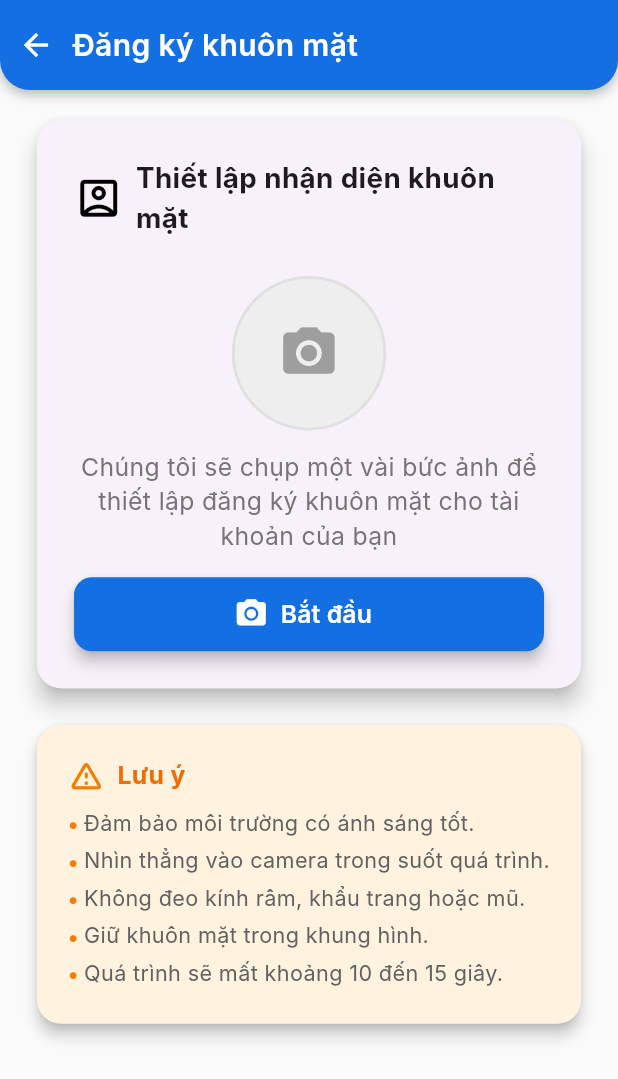
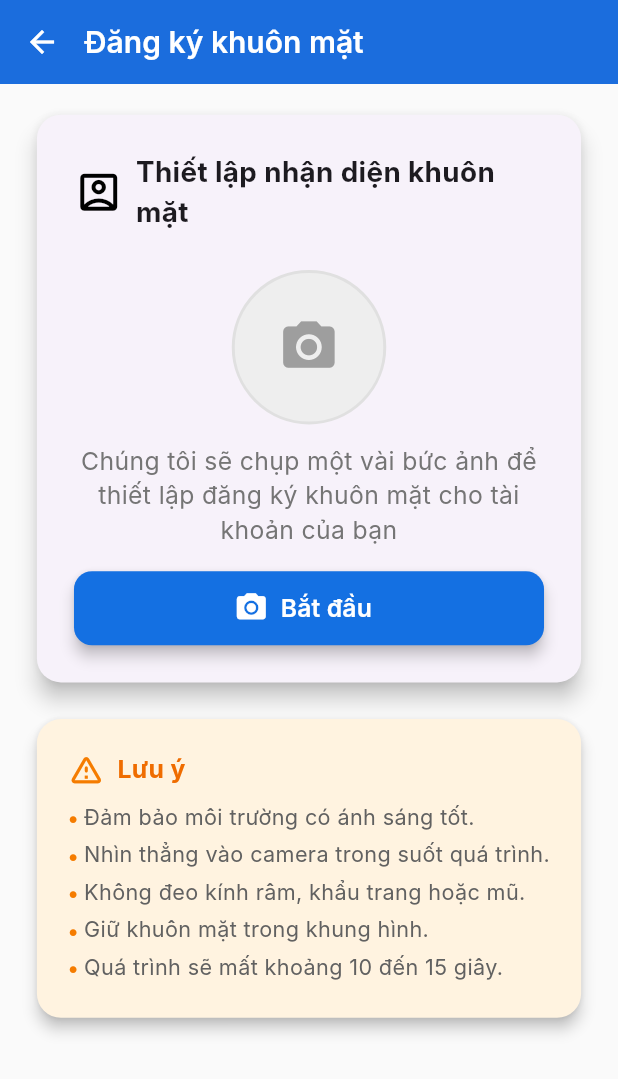
Before and after one commit to MinhTrungDev-2004/tlu_ui, a Flutter app: the RegisterFaceScreen screen opened directly, on a phone screen of 412 x 824 dp. Shown: the top 1079 px of the screen. Run offline on Flutter 3.47's test engine with Material 3 defaults, Android fonts, the light colour scheme and no system bars; our stand-ins replace camera, cloud_firestore, firebase_auth, firebase_core, firebase_storage, permission_handler and 2 more; missing offline and left inert: google_mlkit_face_detection, mobile_scanner; accounts and stored records are empty; Roboto replaces fonts that are missing (Inter).

Commit message:
update app_bar

```diff
--- a/lib/mobile/student/pages/home_page/home_menu.dart
+++ b/lib/mobile/student/pages/home_page/home_menu.dart
@@ -7,7 +7,7 @@ class HomeMenu extends StatelessWidget {
   @override
   Widget build(BuildContext context) {
     return Drawer(
-      width: 260,
+      width: 255,
       backgroundColor: Colors.white,
       child: SafeArea(
         child: Padding(
@@ -30,7 +30,7 @@ class HomeMenu extends StatelessWidget {
                   ),
                 ],
               ),
-              const SizedBox(height: 24),
+              const SizedBox(height: 20),
 
               // --- Danh mục menu có thể ấn được ---
               _menuItem(
--- a/lib/mobile/student/pages/register_face/register_face_screen.dart
+++ b/lib/mobile/student/pages/register_face/register_face_screen.dart
@@ -1,7 +1,7 @@
 import 'package:flutter/material.dart';
 import 'widgets/face_card.dart';
 import 'widgets/notice_box.dart';
-
+import 'widgets/main_appbar.dart'; // ✅ import AppBar dùng chung
 
 class RegisterFaceScreen extends StatelessWidget {
   final String? userId;
@@ -14,72 +14,21 @@ class RegisterFaceScreen extends StatelessWidget {
     final screenWidth = screenSize.width;
     final screenHeight = screenSize.height;
 
-
-    final double appBarHeight = 60; // Chiều cao cố định cho AppBar
-    final double horizontalPadding = screenWidth * 0.05; // 5% chiều rộng màn hình
-    final double verticalPadding = screenHeight * 0.02; // 2% chiều cao màn hình
+    final double horizontalPadding = screenWidth * 0.05;
+    final double verticalPadding = screenHeight * 0.02;
 
     return Scaffold(
       backgroundColor: Colors.grey[50],
-      body: Column(
-        children: [
-          // Status bar spacer để tránh bị che bởi status bar
-          Container(
-            height: MediaQuery.of(context).padding.top,
-            color: const Color(0xFF1470E2),
-          ),
 
-          // AppBar tùy chỉnh
-          Container(
-            width: screenWidth,
-            height: appBarHeight,
-            decoration: const BoxDecoration(
-              color: Color(0xFF1470E2),
-              borderRadius: BorderRadius.only(
-                bottomLeft: Radius.circular(20),
-                bottomRight: Radius.circular(20),
-              ),
-              boxShadow: [
-                BoxShadow(
-                  color: Colors.black26,
-                  blurRadius: 6,
-                  offset: Offset(0, 3),
-                ),
-              ],
-            ),
-            child: Row(
-              children: [
-                // --- Nút quay lại ---
-                IconButton(
-                  icon: const Icon(
-                    Icons.arrow_back,
-                    color: Colors.white,
-                    size: 24,
-                  ),
-                  onPressed: () => Navigator.of(context).maybePop(),
-                ),
-
-                // --- Tiêu đề ngang hàng với nút ---
-                const Expanded(
-                  child: Text(
-                    'Đăng ký khuôn mặt',
-                    style: TextStyle(
-                      color: Colors.white,
-                      fontSize: 20,
-                      fontWeight: FontWeight.w600,
-                    ),
-                  ),
-                ),
-
-                // Thêm khoảng trống để cân bằng
-                const SizedBox(width: 48),
-              ],
-            ),
+      // ✅ Dùng AppBar chung
+      appBar: buildMainAppBar(
+        context: context,
+        title: 'Đăng ký khuôn mặt',
+        showBack: true,
       ),
 
       // --- Nội dung thân trang ---
-          Expanded(
-            child: SingleChildScrollView(
+      body: SingleChildScrollView(
         child: Padding(
           padding: EdgeInsets.symmetric(
             horizontal: horizontalPadding,
@@ -87,29 +36,26 @@ class RegisterFaceScreen extends StatelessWidget {
           ),
           child: Column(
             children: [
-                    // FaceCard với kích thước tối ưu
+              // Thẻ hiển thị khuôn mặt
               SizedBox(
                 width: screenWidth,
                 child: FaceCard(userId: userId),
               ),
 
-                    SizedBox(height: screenHeight * 0.02), // 2% chiều cao màn hình
+              SizedBox(height: screenHeight * 0.02),
 
-                    // NoticeBox với kích thước tối ưu
+              // Hộp thông báo
               SizedBox(
                 width: screenWidth,
                 child: NoticeBox(),
               ),
 
-                    // Thêm khoảng trống ở cuối để tránh bị che bởi bottom navigation
+              // Khoảng trống phía cuối
               SizedBox(height: screenHeight * 0.05),
             ],
           ),
         ),
       ),
-          ),
-        ],
-      ),
     );
   }
 }
--- /dev/null
+++ b/lib/mobile/student/pages/register_face/widgets/main_appbar.dart
@@ -0,0 +1,46 @@
+import 'package:flutter/material.dart';
+
+/// AppBar dùng chung cho toàn bộ ứng dụng
+PreferredSizeWidget buildMainAppBar({
+  required BuildContext context,
+  required String title,
+  bool showBack = true,
+  List<Widget>? actions,
+}) {
+  return AppBar(
+    backgroundColor: const Color(0xFF1470E2),
+    elevation: 3,
+    centerTitle: false,
+    titleSpacing: 0,
+
+    // ✅ Đặt màu trắng cho tất cả icon trong AppBar (bao gồm nút menu)
+    iconTheme: const IconThemeData(color: Colors.white),
+
+    // ✅ Nếu showBack = true → hiện nút back
+    // ✅ Nếu showBack = false → hiện nút menu (3 gạch)
+    leading: showBack
+        ? IconButton(
+            icon: const Icon(Icons.arrow_back, color: Colors.white),
+            onPressed: () => Navigator.of(context).maybePop(),
+          )
+        : Builder(
+            builder: (context) => IconButton(
+              icon: const Icon(Icons.menu, color: Colors.white),
+              onPressed: () => Scaffold.of(context).openDrawer(),
+            ),
+          ),
+
+    // ✅ Tiêu đề AppBar
+    title: Text(
+      title,
+      style: const TextStyle(
+        color: Colors.white,
+        fontSize: 20,
+        fontWeight: FontWeight.w600,
+      ),
+    ),
+
+    // ✅ Các nút hành động bên phải (ví dụ: chuông thông báo)
+    actions: actions,
+  );
+}
```
Also changed, not shown: lib/mobile/student/pages/home_page/home_screen.dart (+30 -72 lines), lib/mobile/student/pages/scan_qr/scan_qr_screen.dart (+10 -46 lines), lib/mobile/student/pages/student_home.dart (deleted, +0 -57 lines). Lines whose indentation alone changed are shown as unchanged.
